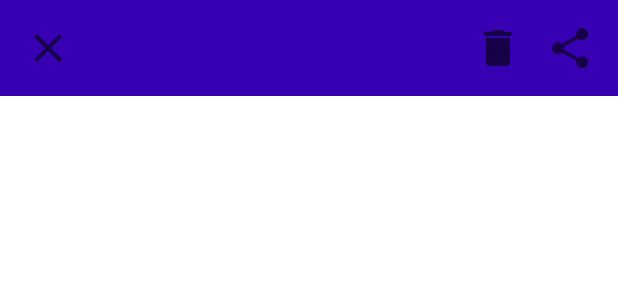
After one commit to alisonViana/business-card-bootcampInter, an Android app: the layout selected_cards_menu.xml on its own in the app's theme, with its tools: preview values and no code run, on a phone screen of 412 x 824 dp. The commit adds this screen. Shown: the top 300 px of the screen. Run offline under Robolectric (Android 15) with nearby library versions, the phone set to English and light mode, and no system bars.

Commit message:
implemented share, delete functions and a toolbar

```diff
--- a/app/src/main/java/br/com/dio/businesscard/data/BusinessCardRepository.kt
+++ b/app/src/main/java/br/com/dio/businesscard/data/BusinessCardRepository.kt
@@ -18,4 +18,10 @@ class BusinessCardRepository(private val dao: BusinessCardDao) {
 
     fun getAll() = dao.getAll()
 
+    fun delete(businessCard: BusinessCard) = runBlocking {
+        launch(Dispatchers.IO) {
+            dao.delete(businessCard)
+        }
+    }
+
 }
--- a/app/src/main/java/br/com/dio/businesscard/ui/MainViewModel.kt
+++ b/app/src/main/java/br/com/dio/businesscard/ui/MainViewModel.kt
@@ -15,6 +15,10 @@ class MainViewModel(private val businessCardRepository: BusinessCardRepository)
     fun getAll(): LiveData<List<BusinessCard>> {
         return businessCardRepository.getAll()
     }
+
+    fun delete(businessCard: BusinessCard) {
+        businessCardRepository.delete(businessCard)
+    }
 }
 
 class MainViewModelFactory(private val repository: BusinessCardRepository)
--- a/app/src/main/res/drawable/ic_close.xml
+++ b/app/src/main/res/drawable/ic_close.xml
@@ -1,6 +1,6 @@
 <vector xmlns:android="http://schemas.android.com/apk/res/android"
-    android:width="24dp"
-    android:height="24dp"
+    android:width="32dp"
+    android:height="32dp"
     android:viewportWidth="24"
     android:viewportHeight="24"
     android:tint="?attr/colorControlNormal">
--- /dev/null
+++ b/app/src/main/res/drawable/ic_delete.xml
@@ -0,0 +1,5 @@
+<vector android:height="32dp" android:tint="?attr/colorControlNormal"
+    android:viewportHeight="24" android:viewportWidth="24"
+    android:width="32dp" xmlns:android="http://schemas.android.com/apk/res/android">
+    <path android:fillColor="@android:color/white" android:pathData="M6,19c0,1.1 0.9,2 2,2h8c1.1,0 2,-0.9 2,-2V7H6v12zM19,4h-3.5l-1,-1h-5l-1,1H5v2h14V4z"/>
+</vector>
--- /dev/null
+++ b/app/src/main/res/drawable/ic_share.xml
@@ -0,0 +1,10 @@
+<vector xmlns:android="http://schemas.android.com/apk/res/android"
+    android:width="32dp"
+    android:height="32dp"
+    android:viewportWidth="24"
+    android:viewportHeight="24"
+    android:tint="?attr/colorControlNormal">
+  <path
+      android:fillColor="@android:color/white"
+      android:pathData="M18,16.08c-0.76,0 -1.44,0.3 -1.96,0.77L8.91,12.7c0.05,-0.23 0.09,-0.46 0.09,-0.7s-0.04,-0.47 -0.09,-0.7l7.05,-4.11c0.54,0.5 1.25,0.81 2.04,0.81 1.66,0 3,-1.34 3,-3s-1.34,-3 -3,-3 -3,1.34 -3,3c0,0.24 0.04,0.47 0.09,0.7L8.04,9.81C7.5,9.31 6.79,9 6,9c-1.66,0 -3,1.34 -3,3s1.34,3 3,3c0.79,0 1.5,-0.31 2.04,-0.81l7.12,4.16c-0.05,0.21 -0.08,0.43 -0.08,0.65 0,1.61 1.31,2.92 2.92,2.92 1.61,0 2.92,-1.31 2.92,-2.92s-1.31,-2.92 -2.92,-2.92z"/>
+</vector>
--- a/app/src/main/res/layout/item_business_card.xml
+++ b/app/src/main/res/layout/item_business_card.xml
@@ -15,6 +15,7 @@
     app:layout_constraintDimensionRatio="16:9">
 
     <androidx.constraintlayout.widget.ConstraintLayout
+        android:id="@+id/card_layout"
         android:layout_width="match_parent"
         android:layout_height="wrap_content"
         android:padding="16dp">
@@ -53,6 +54,9 @@
             android:id="@+id/tv_company"
             android:layout_width="wrap_content"
             android:layout_height="wrap_content"
+            android:layout_marginTop="24dp"
+            android:layout_marginBottom="16dp"
+            android:layout_marginEnd="16dp"
             app:layout_constraintEnd_toEndOf="parent"
             app:layout_constraintTop_toBottomOf="@id/tv_email"
             app:layout_constraintBottom_toBottomOf="parent"
--- /dev/null
+++ b/app/src/main/res/layout/selected_cards_menu.xml
@@ -0,0 +1,45 @@
+<?xml version="1.0" encoding="utf-8"?>
+<androidx.constraintlayout.widget.ConstraintLayout
+    android:id="@+id/bar_layout"
+    xmlns:android="http://schemas.android.com/apk/res/android"
+    android:layout_width="match_parent"
+    android:layout_height="wrap_content"
+    xmlns:app="http://schemas.android.com/apk/res-auto"
+    android:background="?attr/colorPrimaryVariant"
+    >
+
+    <ImageButton
+        android:id="@+id/btn_cancel_selection"
+        android:layout_width="wrap_content"
+        android:layout_height="wrap_content"
+        android:layout_margin="16dp"
+        app:layout_constraintStart_toStartOf="parent"
+        app:layout_constraintTop_toTopOf="parent"
+        app:layout_constraintBottom_toBottomOf="parent"
+        android:background="@drawable/ic_close"
+        />
+
+    <ImageButton
+        android:id="@+id/btn_share"
+        android:layout_width="wrap_content"
+        android:layout_height="wrap_content"
+        android:layout_margin="16dp"
+        app:layout_constraintTop_toTopOf="parent"
+        app:layout_constraintEnd_toEndOf="parent"
+        app:layout_constraintBottom_toBottomOf="parent"
+        android:background="@drawable/ic_share"
+        />
+
+    <ImageButton
+        android:id="@+id/btn_delete"
+        android:layout_width="wrap_content"
+        android:layout_height="wrap_content"
+        android:layout_margin="16dp"
+        app:layout_constraintTop_toTopOf="parent"
+        app:layout_constraintEnd_toStartOf="@id/btn_share"
+        app:layout_constraintBottom_toBottomOf="parent"
+        android:background="@drawable/ic_delete"
+        />
+
+
+</androidx.constraintlayout.widget.ConstraintLayout>
--- a/app/src/main/res/values/colors.xml
+++ b/app/src/main/res/values/colors.xml
@@ -6,5 +6,5 @@
     <color name="teal_200">#FF03DAC5</color>
     <color name="teal_700">#FF018786</color>
     <color name="black">#FF000000</color>
-    <color name="white">#FFFFFFFF</color>
+    <color name="white">#FFFFFF</color>
 </resources>
```
Also changed, not shown: app/src/main/java/br/com/dio/businesscard/ui/BusinessCardAdapter.kt (+9 -2 lines), app/src/main/java/br/com/dio/businesscard/ui/MainActivity.kt (+82 -6 lines), app/src/main/res/layout/activity_main.xml (+11 -1 lines).
